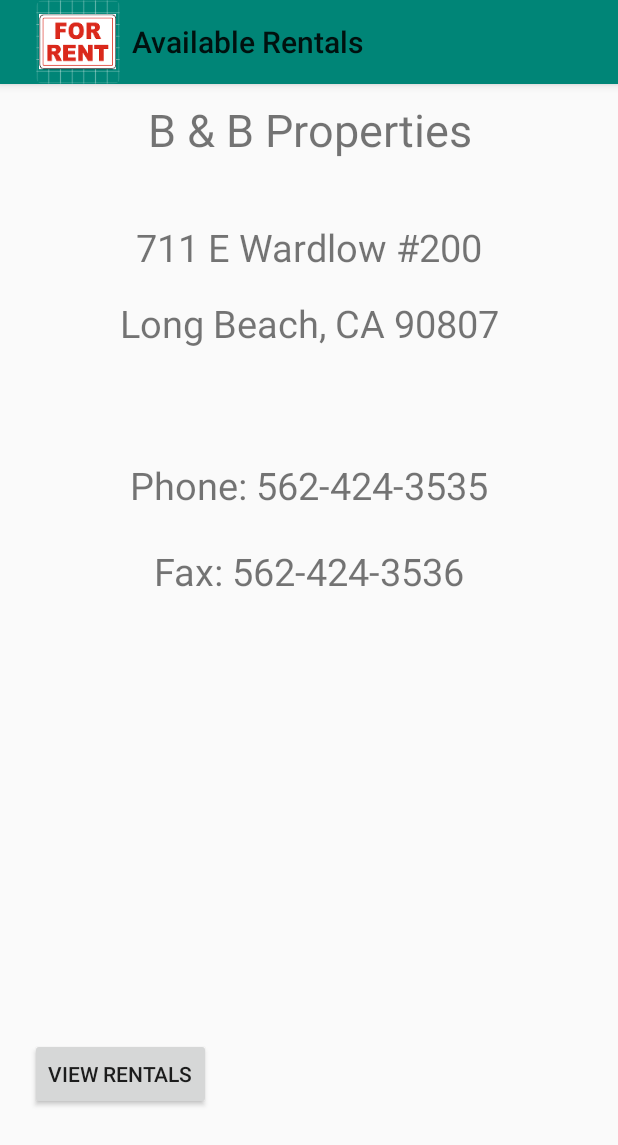
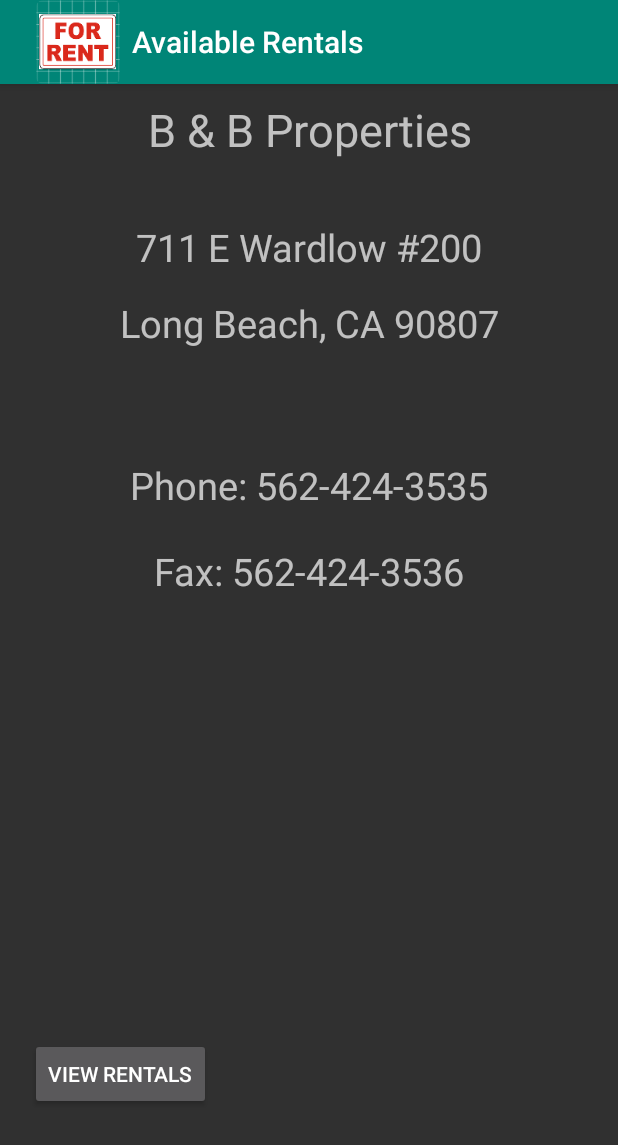
Before and after one commit to tracyjohnson213/AvailableRentals, an Android app: the screen it shows after launch (MainActivity), on a phone screen of 412 x 824 dp. Shown: the top 1145 px of the screen. Run offline under Robolectric (Android 15) with nearby library versions, the phone set to English and light mode, and no system bars.

Commit message:
update theme

```diff
--- a/app/src/main/res/values/styles.xml
+++ b/app/src/main/res/values/styles.xml
@@ -1,7 +1,7 @@
 <resources>
 
     <!-- Base application theme. -->
-    <style name="AppTheme" parent="Theme.AppCompat.Light">
+    <style name="AppTheme" parent="Theme.AppCompat">
         <!-- Customize your theme here. -->
         <item name="colorPrimary">@color/colorPrimary</item>
         <item name="colorPrimaryDark">@color/colorPrimaryDark</item>
```
